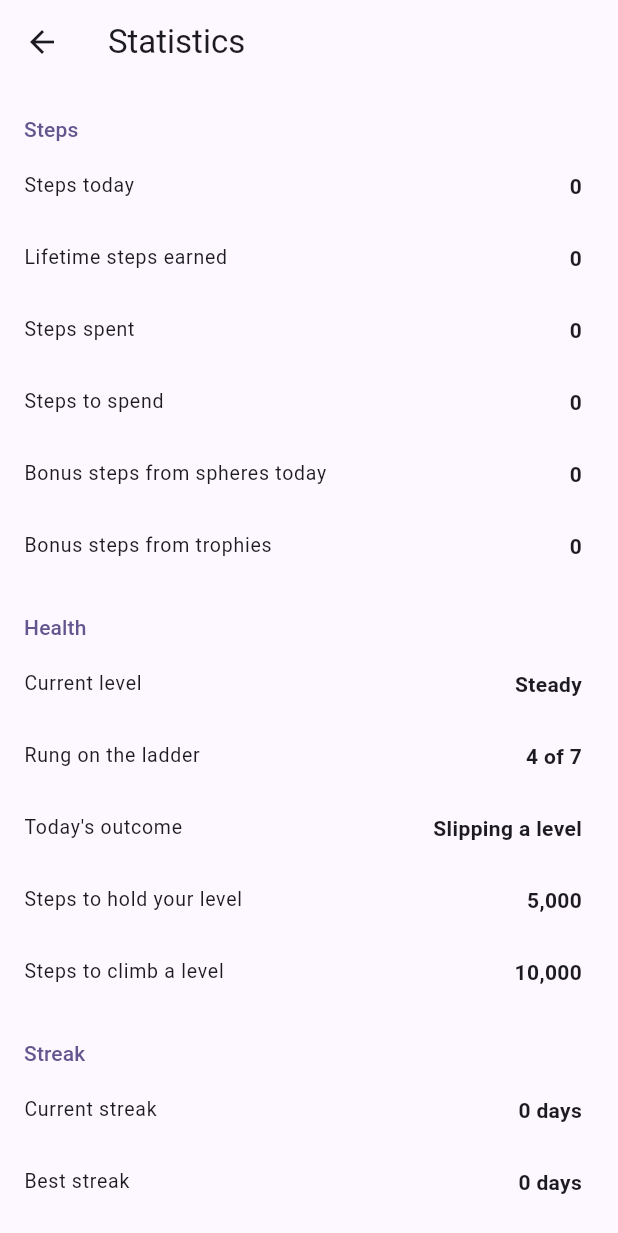
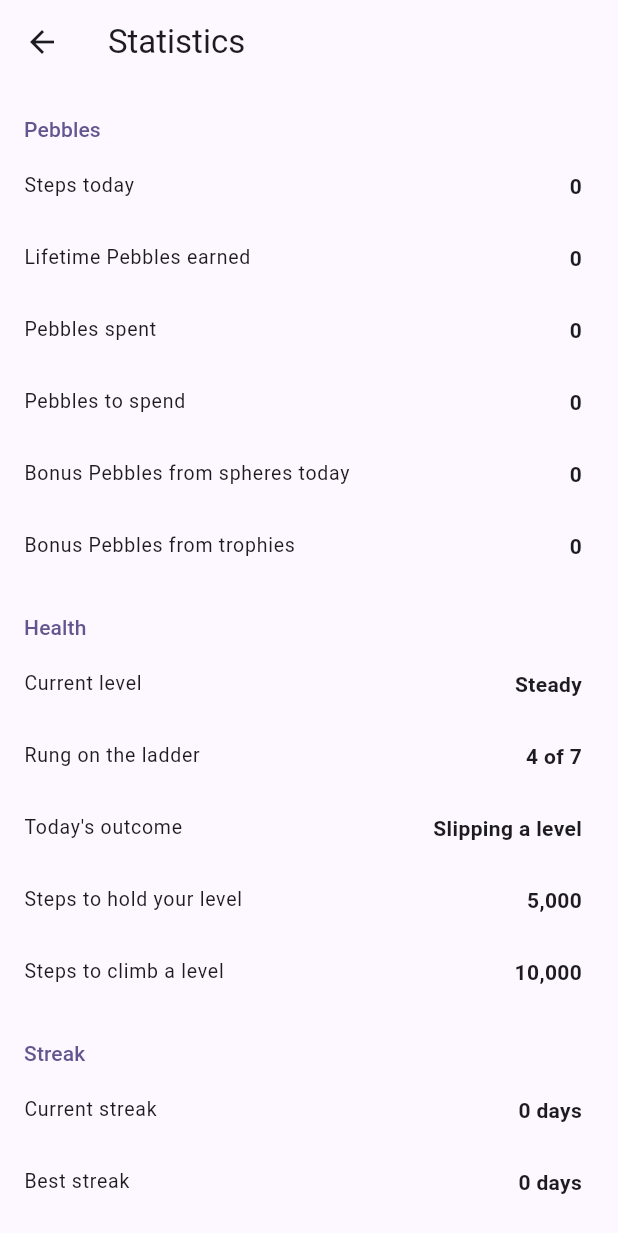
Before and after one commit to gideonmarked/the-walk-culture, a Flutter app: the StatisticsScreen screen opened directly, on a phone screen of 412 x 824 dp. Shown: the top 1233 px of the screen. Run offline on Flutter 3.47's test engine with Material 3 defaults, Android fonts, the phone set to English and light mode, and no system bars; our stand-ins replace flutter_riverpod, google_mobile_ads, in_app_purchase, pedometer, permission_handler, shared_preferences and 1 more; missing offline and left inert: health; accounts and stored records are empty.

Commit message:
Rename base currency: Steps → Pebbles (keep Copper/Silver/Gold…)
The base tier was called "Steps," colliding with the physical steps you walk.
Renamed the tier to "Pebbles" (1 walked step still = 1 Pebble; wallet rolls up
into Copper/Silver/Gold/gems as before). Careful split: currency-facing copy →
Pebbles (wallet, prices, ad/quest/trophy/sphere rewards, pack names, group
costs, stats currency lines, VIP perk); physical-activity copy stays "steps"
(today's count, daily goals, sphere unlocks, health thresholds, "walk N steps"
trophies).

Touched: currency.dart tier list, kRarityTier, tier colour map, the whole seed
catalog + regenerated seed_shop_items.sql, Supabase tier_index(), and the
matching tests + GAME_MECHANICS table. Internal step-based field/function names
(lifetimeSteps, stepsPerUnit, credit_steps) unchanged — the atomic unit is still
"steps" under the hood. 86 tests passing.

Co-Authored-By: Claude Opus 4.8 <noreply@anthropic.com>

```diff
--- a/lib/core/currency.dart
+++ b/lib/core/currency.dart
@@ -4,8 +4,11 @@
 /// the recommended "B + C hybrid" (soften above Gold + a prestige track) later.
 library;
 
+// The base currency unit is "Pebbles" (renamed from "Steps" to avoid colliding
+// with the physical steps you walk). 1 walked step still earns 1 Pebble; the
+// wallet then rolls Pebbles up into Copper, Silver, Gold, and the gem tiers.
 const List<String> kTierNames = [
-  'Steps',
+  'Pebbles',
   'Copper',
   'Silver',
   'Gold',
--- a/lib/core/premium.dart
+++ b/lib/core/premium.dart
@@ -33,21 +33,21 @@ const List<CurrencyPack> kCurrencyPacks = [
   CurrencyPack(
     id: 'pack_pouch',
     storeProductId: 'com.perfeos.step_quest.currency.pouch',
-    label: 'Step Pouch',
+    label: 'Pebble Pouch',
     steps: 10000,
     priceLabel: '\$0.99',
   ),
   CurrencyPack(
     id: 'pack_sack',
     storeProductId: 'com.perfeos.step_quest.currency.sack',
-    label: 'Step Sack',
+    label: 'Pebble Sack',
     steps: 60000,
     priceLabel: '\$4.99',
   ),
   CurrencyPack(
     id: 'pack_chest',
     storeProductId: 'com.perfeos.step_quest.currency.chest',
-    label: 'Step Chest',
+    label: 'Pebble Chest',
     steps: 150000,
     priceLabel: '\$9.99',
     bestValue: true,
@@ -55,7 +55,7 @@ const List<CurrencyPack> kCurrencyPacks = [
   CurrencyPack(
     id: 'pack_vault',
     storeProductId: 'com.perfeos.step_quest.currency.vault',
-    label: 'Step Vault',
+    label: 'Pebble Vault',
     steps: 400000,
     priceLabel: '\$19.99',
   ),
@@ -111,7 +111,7 @@ const List<VipPlan> kVipPlans = [
 /// stay in sync. Deliberately convenience + cosmetic + soft-economy: money must
 /// never buy a health outcome (that would corrupt the whole premise).
 const List<String> kVipPerks = [
-  '2× step-currency earning, always on',
+  '2× Pebble earning, always on',
   'Daily VIP currency stipend',
   'An extra free rewarded ad each day',
   'Exclusive VIP badge on your profile',
--- a/lib/data/shop_catalog.dart
+++ b/lib/data/shop_catalog.dart
@@ -10,23 +10,23 @@ const List<ShopItem> _kSeedCatalog = [
   // ============================ CHARACTER ============================
 
   // --- Body / skin tone (base layer) ---
-  ShopItem(id: 'base_light', name: 'Light Skin', emoji: '🧑🏻', slot: ItemSlot.base, rarity: Rarity.common, priceTier: 'Steps', priceAmount: 100),
-  ShopItem(id: 'base_fair', name: 'Fair Skin', emoji: '🧑🏼', slot: ItemSlot.base, rarity: Rarity.common, priceTier: 'Steps', priceAmount: 100),
-  ShopItem(id: 'base_medium', name: 'Medium Skin', emoji: '🧑🏽', slot: ItemSlot.base, rarity: Rarity.common, priceTier: 'Steps', priceAmount: 100),
-  ShopItem(id: 'base_brown', name: 'Brown Skin', emoji: '🧑🏾', slot: ItemSlot.base, rarity: Rarity.common, priceTier: 'Steps', priceAmount: 100),
-  ShopItem(id: 'base_dark', name: 'Dark Skin', emoji: '🧑🏿', slot: ItemSlot.base, rarity: Rarity.common, priceTier: 'Steps', priceAmount: 100),
+  ShopItem(id: 'base_light', name: 'Light Skin', emoji: '🧑🏻', slot: ItemSlot.base, rarity: Rarity.common, priceTier: 'Pebbles', priceAmount: 100),
+  ShopItem(id: 'base_fair', name: 'Fair Skin', emoji: '🧑🏼', slot: ItemSlot.base, rarity: Rarity.common, priceTier: 'Pebbles', priceAmount: 100),
+  ShopItem(id: 'base_medium', name: 'Medium Skin', emoji: '🧑🏽', slot: ItemSlot.base, rarity: Rarity.common, priceTier: 'Pebbles', priceAmount: 100),
+  ShopItem(id: 'base_brown', name: 'Brown Skin', emoji: '🧑🏾', slot: ItemSlot.base, rarity: Rarity.common, priceTier: 'Pebbles', priceAmount: 100),
+  ShopItem(id: 'base_dark', name: 'Dark Skin', emoji: '🧑🏿', slot: ItemSlot.base, rarity: Rarity.common, priceTier: 'Pebbles', priceAmount: 100),
 
   // --- Face ---
-  ShopItem(id: 'face_smile', name: 'Smile', emoji: '🙂', slot: ItemSlot.face, rarity: Rarity.common, priceTier: 'Steps', priceAmount: 200),
-  ShopItem(id: 'face_grin', name: 'Big Grin', emoji: '😄', slot: ItemSlot.face, rarity: Rarity.common, priceTier: 'Steps', priceAmount: 200),
+  ShopItem(id: 'face_smile', name: 'Smile', emoji: '🙂', slot: ItemSlot.face, rarity: Rarity.common, priceTier: 'Pebbles', priceAmount: 200),
+  ShopItem(id: 'face_grin', name: 'Big Grin', emoji: '😄', slot: ItemSlot.face, rarity: Rarity.common, priceTier: 'Pebbles', priceAmount: 200),
   ShopItem(id: 'face_wink', name: 'Wink', emoji: '😉', slot: ItemSlot.face, rarity: Rarity.uncommon, priceTier: 'Copper', priceAmount: 10),
   ShopItem(id: 'face_cool', name: 'Cool', emoji: '😎', slot: ItemSlot.face, rarity: Rarity.uncommon, priceTier: 'Copper', priceAmount: 20),
   ShopItem(id: 'face_freckles', name: 'Freckles', emoji: '😊', slot: ItemSlot.face, rarity: Rarity.rare, priceTier: 'Silver', priceAmount: 1),
 
   // --- Hair ---
-  ShopItem(id: 'hair_short', name: 'Short Hair', emoji: '👦', slot: ItemSlot.hair, rarity: Rarity.common, priceTier: 'Steps', priceAmount: 300),
-  ShopItem(id: 'hair_buzz', name: 'Buzz Cut', emoji: '🧑‍🦲', slot: ItemSlot.hair, rarity: Rarity.common, priceTier: 'Steps', priceAmount: 300),
-  ShopItem(id: 'hair_long', name: 'Long Hair', emoji: '👩', slot: ItemSlot.hair, rarity: Rarity.common, priceTier: 'Steps', priceAmount: 400),
+  ShopItem(id: 'hair_short', name: 'Short Hair', emoji: '👦', slot: ItemSlot.hair, rarity: Rarity.common, priceTier: 'Pebbles', priceAmount: 300),
+  ShopItem(id: 'hair_buzz', name: 'Buzz Cut', emoji: '🧑‍🦲', slot: ItemSlot.hair, rarity: Rarity.common, priceTier: 'Pebbles', priceAmount: 300),
+  ShopItem(id: 'hair_long', name: 'Long Hair', emoji: '👩', slot: ItemSlot.hair, rarity: Rarity.common, priceTier: 'Pebbles', priceAmount: 400),
   ShopItem(id: 'hair_curly', name: 'Curly Hair', emoji: '👩‍🦱', slot: ItemSlot.hair, rarity: Rarity.uncommon, priceTier: 'Copper', priceAmount: 20),
   ShopItem(id: 'hair_redhead', name: 'Redhead', emoji: '👩‍🦰', slot: ItemSlot.hair, rarity: Rarity.uncommon, priceTier: 'Copper', priceAmount: 20),
   ShopItem(id: 'hair_ponytail', name: 'Ponytail', emoji: '👱‍♀️', slot: ItemSlot.hair, rarity: Rarity.uncommon, priceTier: 'Copper', priceAmount: 30),
@@ -36,28 +36,28 @@ const List<ShopItem> _kSeedCatalog = [
   ShopItem(id: 'hair_rainbow', name: 'Rainbow Hair', emoji: '🌈', slot: ItemSlot.hair, rarity: Rarity.epic, priceTier: 'Gold', priceAmount: 1),
 
   // --- Tops ---
-  ShopItem(id: 'top_tee', name: 'Athletic Tee', emoji: '👕', slot: ItemSlot.top, rarity: Rarity.common, priceTier: 'Steps', priceAmount: 400),
-  ShopItem(id: 'top_tank', name: 'Tank Top', emoji: '🎽', slot: ItemSlot.top, rarity: Rarity.common, priceTier: 'Steps', priceAmount: 500),
+  ShopItem(id: 'top_tee', name: 'Athletic Tee', emoji: '👕', slot: ItemSlot.top, rarity: Rarity.common, priceTier: 'Pebbles', priceAmount: 400),
+  ShopItem(id: 'top_tank', name: 'Tank Top', emoji: '🎽', slot: ItemSlot.top, rarity: Rarity.common, priceTier: 'Pebbles', priceAmount: 500),
   ShopItem(id: 'top_blouse', name: 'Blouse', emoji: '👚', slot: ItemSlot.top, rarity: Rarity.uncommon, priceTier: 'Copper', priceAmount: 30),
   ShopItem(id: 'top_hoodie', name: 'Hoodie', emoji: '🥋', slot: ItemSlot.top, rarity: Rarity.uncommon, priceTier: 'Copper', priceAmount: 60),
   ShopItem(id: 'top_coat', name: 'Winter Coat', emoji: '🧥', slot: ItemSlot.top, rarity: Rarity.rare, priceTier: 'Silver', priceAmount: 1),
   ShopItem(id: 'top_kimono', name: 'Kimono', emoji: '🥻', slot: ItemSlot.top, rarity: Rarity.epic, priceTier: 'Gold', priceAmount: 2),
 
   // --- Bottoms ---
-  ShopItem(id: 'bottom_shorts', name: 'Running Shorts', emoji: '🩳', slot: ItemSlot.bottom, rarity: Rarity.common, priceTier: 'Steps', priceAmount: 400),
-  ShopItem(id: 'bottom_jeans', name: 'Jeans', emoji: '👖', slot: ItemSlot.bottom, rarity: Rarity.common, priceTier: 'Steps', priceAmount: 600),
+  ShopItem(id: 'bottom_shorts', name: 'Running Shorts', emoji: '🩳', slot: ItemSlot.bottom, rarity: Rarity.common, priceTier: 'Pebbles', priceAmount: 400),
+  ShopItem(id: 'bottom_jeans', name: 'Jeans', emoji: '👖', slot: ItemSlot.bottom, rarity: Rarity.common, priceTier: 'Pebbles', priceAmount: 600),
   ShopItem(id: 'bottom_skirt', name: 'Skirt', emoji: '👗', slot: ItemSlot.bottom, rarity: Rarity.uncommon, priceTier: 'Copper', priceAmount: 30),
   ShopItem(id: 'bottom_cargo', name: 'Cargo Pants', emoji: '🧵', slot: ItemSlot.bottom, rarity: Rarity.rare, priceTier: 'Silver', priceAmount: 1),
 
   // --- Shoes ---
-  ShopItem(id: 'shoes_run', name: 'Running Shoes', emoji: '👟', slot: ItemSlot.shoes, rarity: Rarity.common, priceTier: 'Steps', priceAmount: 500),
-  ShopItem(id: 'shoes_sandal', name: 'Sandals', emoji: '🩴', slot: ItemSlot.shoes, rarity: Rarity.common, priceTier: 'Steps', priceAmount: 500),
+  ShopItem(id: 'shoes_run', name: 'Running Shoes', emoji: '👟', slot: ItemSlot.shoes, rarity: Rarity.common, priceTier: 'Pebbles', priceAmount: 500),
+  ShopItem(id: 'shoes_sandal', name: 'Sandals', emoji: '🩴', slot: ItemSlot.shoes, rarity: Rarity.common, priceTier: 'Pebbles', priceAmount: 500),
   ShopItem(id: 'shoes_boot', name: 'Hiking Boots', emoji: '🥾', slot: ItemSlot.shoes, rarity: Rarity.uncommon, priceTier: 'Copper', priceAmount: 40),
   ShopItem(id: 'shoes_heels', name: 'Party Heels', emoji: '👠', slot: ItemSlot.shoes, rarity: Rarity.rare, priceTier: 'Silver', priceAmount: 2),
 
   // --- Hats ---
-  ShopItem(id: 'hat_cap', name: 'Runner Cap', emoji: '🧢', slot: ItemSlot.hat, rarity: Rarity.common, priceTier: 'Steps', priceAmount: 500),
-  ShopItem(id: 'hat_beanie', name: 'Cozy Beanie', emoji: '🧶', slot: ItemSlot.hat, rarity: Rarity.common, priceTier: 'Steps', priceAmount: 900),
+  ShopItem(id: 'hat_cap', name: 'Runner Cap', emoji: '🧢', slot: ItemSlot.hat, rarity: Rarity.common, priceTier: 'Pebbles', priceAmount: 500),
+  ShopItem(id: 'hat_beanie', name: 'Cozy Beanie', emoji: '🧶', slot: ItemSlot.hat, rarity: Rarity.common, priceTier: 'Pebbles', priceAmount: 900),
   ShopItem(id: 'hat_straw', name: 'Straw Hat', emoji: '👒', slot: ItemSlot.hat, rarity: Rarity.uncommon, priceTier: 'Copper', priceAmount: 30),
   ShopItem(id: 'hat_top', name: 'Top Hat', emoji: '🎩', slot: ItemSlot.hat, rarity: Rarity.uncommon, priceTier: 'Copper', priceAmount: 50),
   ShopItem(id: 'hat_grad', name: 'Graduation Cap', emoji: '🎓', slot: ItemSlot.hat, rarity: Rarity.rare, priceTier: 'Silver', priceAmount: 2),
@@ -79,7 +79,7 @@ const List<ShopItem> _kSeedCatalog = [
   ShopItem(id: 'pet_dragon', name: 'Baby Dragon', emoji: '🐲', slot: ItemSlot.pet, rarity: Rarity.legendary, priceTier: 'Titanium', priceAmount: 1, inShop: false),
 
   // ============================== HOME ==============================
-  ShopItem(id: 'home_plant', name: 'Potted Plant', emoji: '🪴', slot: ItemSlot.home, rarity: Rarity.common, priceTier: 'Steps', priceAmount: 400),
+  ShopItem(id: 'home_plant', name: 'Potted Plant', emoji: '🪴', slot: ItemSlot.home, rarity: Rarity.common, priceTier: 'Pebbles', priceAmount: 400),
   ShopItem(id: 'home_rug', name: 'Area Rug', emoji: '🟫', slot: ItemSlot.home, rarity: Rarity.uncommon, priceTier: 'Copper', priceAmount: 30),
   ShopItem(id: 'home_lamp', name: 'Cozy Lamp', emoji: '🪔', slot: ItemSlot.home, rarity: Rarity.uncommon, priceTier: 'Copper', priceAmount: 50),
   ShopItem(id: 'home_clock', name: 'Wall Clock', emoji: '🕰️', slot: ItemSlot.home, rarity: Rarity.rare, priceTier: 'Silver', priceAmount: 1),
--- a/lib/features/achievements/trophies_section.dart
+++ b/lib/features/achievements/trophies_section.dart
@@ -104,7 +104,7 @@ class _TrophyRow extends ConsumerWidget {
               ..hideCurrentSnackBar()
               ..showSnackBar(SnackBar(
                 content: Text('${achievement.name} — '
-                    '+${fmt.format(achievement.reward)} Steps claimed!'),
+                    '+${fmt.format(achievement.reward)} Pebbles claimed!'),
               ));
           }
         },
--- a/lib/features/quests/quests_screen.dart
+++ b/lib/features/quests/quests_screen.dart
@@ -25,7 +25,7 @@ class QuestsScreen extends ConsumerWidget {
           const Divider(height: 32),
           const Padding(
             padding: EdgeInsets.symmetric(horizontal: 8, vertical: 4),
-            child: Text('Complete quests for bonus Steps. Resets daily.'),
+            child: Text('Complete quests for bonus Pebbles. Resets daily.'),
           ),
           for (final quest in kDailyQuests)
             _QuestTile(
@@ -39,7 +39,7 @@ class QuestsScreen extends ConsumerWidget {
                 final ok = await controller.claimQuest(quest);
                 if (ok && context.mounted) {
                   ScaffoldMessenger.of(context).showSnackBar(
-                    SnackBar(content: Text('+${quest.reward} Steps claimed!')),
+                    SnackBar(content: Text('+${quest.reward} Pebbles claimed!')),
                   );
                 }
               },
--- a/lib/features/settings/settings_screen.dart
+++ b/lib/features/settings/settings_screen.dart
@@ -30,7 +30,7 @@ class SettingsScreen extends ConsumerWidget {
           ListTile(
             title: const Text('Statistics'),
             subtitle: Text('$trophies trophies · '
-                '${fmt.format(player.lifetimeSteps)} lifetime steps · '
+                '${fmt.format(player.lifetimeSteps)} lifetime Pebbles · '
                 '${player.owned.length}/$shopItems items'),
             trailing: const Icon(Icons.chevron_right),
             onTap: () => Navigator.of(context).push(
--- a/lib/features/social/social_screen.dart
+++ b/lib/features/social/social_screen.dart
@@ -187,7 +187,7 @@ class _SocialScreenState extends ConsumerState<SocialScreen> {
             ),
             Text(cost == 0
                 ? 'Your first group is free.'
-                : 'This group costs ${_fmt.format(cost)} steps.'),
+                : 'This group costs ${_fmt.format(cost)} Pebbles.'),
           ],
         ),
         actions: [
@@ -392,14 +392,14 @@ class _GroupsTab extends StatelessWidget {
                     const SizedBox(height: 4),
                     const Text('Your first group is free. Each next one costs more:'),
                     const SizedBox(height: 6),
-                    Text('2nd · ${fmt.format(groupSlotCost(1))} steps'),
-                    Text('3rd · ${fmt.format(groupSlotCost(2))} steps'),
-                    Text('4th · ${fmt.format(groupSlotCost(3))} steps'),
+                    Text('2nd · ${fmt.format(groupSlotCost(1))} Pebbles'),
+                    Text('3rd · ${fmt.format(groupSlotCost(2))} Pebbles'),
+                    Text('4th · ${fmt.format(groupSlotCost(3))} Pebbles'),
                     const SizedBox(height: 6),
                     Text(
                       nextCost == 0
                           ? 'Your next group is free.'
-                          : 'Your next group costs ${fmt.format(nextCost)} steps.',
+                          : 'Your next group costs ${fmt.format(nextCost)} Pebbles.',
                       style: TextStyle(
                           color: Theme.of(context).colorScheme.primary,
                           fontWeight: FontWeight.w600),
--- a/lib/features/spheres/spheres_screen.dart
+++ b/lib/features/spheres/spheres_screen.dart
@@ -158,7 +158,7 @@ class _OpenedTodayCard extends StatelessWidget {
       );
     } else if (reward != null && reward.bonusSteps > 0) {
       trailing =
-          Text('+${fmt.format(reward.bonusSteps)} Steps', style: subtle);
+          Text('+${fmt.format(reward.bonusSteps)} Pebbles', style: subtle);
     } else {
       trailing = Text('Opened', style: subtle);
     }
@@ -408,7 +408,7 @@ class _SphereOpenDialogState extends State<SphereOpenDialog>
                       Text(
                         r.item != null
                             ? '${r.item!.name}\nAdded to your inventory.'
-                            : 'You own everything at this rarity —\n+${fmt.format(r.bonusSteps)} Steps instead',
+                            : 'You own everything at this rarity —\n+${fmt.format(r.bonusSteps)} Pebbles instead',
                         textAlign: TextAlign.center,
                       ),
                     ],
--- a/lib/features/stats/statistics_screen.dart
+++ b/lib/features/stats/statistics_screen.dart
@@ -81,14 +81,14 @@ class StatisticsScreen extends ConsumerWidget {
       appBar: AppBar(title: const Text('Statistics')),
       body: ListView(
         children: [
-          const _Header('Steps'),
-          _Stat('Steps today', fmt.format(steps)),
-          _Stat('Lifetime steps earned', fmt.format(player.lifetimeSteps)),
-          _Stat('Steps spent', fmt.format(player.spentSteps)),
-          _Stat('Steps to spend', fmt.format(player.spendableSteps)),
-          _Stat('Bonus steps from spheres today',
+          const _Header('Pebbles'),
+          _Stat('Steps today', fmt.format(steps)), // walked steps (activity)
+          _Stat('Lifetime Pebbles earned', fmt.format(player.lifetimeSteps)),
+          _Stat('Pebbles spent', fmt.format(player.spentSteps)),
+          _Stat('Pebbles to spend', fmt.format(player.spendableSteps)),
+          _Stat('Bonus Pebbles from spheres today',
               fmt.format(sphereBonusSteps)),
-          _Stat('Bonus steps from trophies', fmt.format(claimedSteps)),
+          _Stat('Bonus Pebbles from trophies', fmt.format(claimedSteps)),
 
           const _Header('Health'),
           _Stat('Current level', level.name),
@@ -108,8 +108,8 @@ class StatisticsScreen extends ConsumerWidget {
 
           const _Header('Premium'),
           _Stat('VIP', premium.isVip ? '${premium.vipDaysLeft} days left' : 'Not active'),
-          _Stat('Steps from purchases', fmt.format(premium.purchasedStepsTotal)),
-          _Stat('Steps from ads', fmt.format(premium.adStepsTotal)),
+          _Stat('Pebbles from purchases', fmt.format(premium.purchasedStepsTotal)),
+          _Stat('Pebbles from ads', fmt.format(premium.adStepsTotal)),
           _Stat('Ads watched today',
               '${premium.adRewardsDay == dayKey(DateTime.now()) ? premium.adRewardsToday : 0}'
                   ' / ${premium.adRewardLimit}'),
@@ -162,7 +162,7 @@ class StatisticsScreen extends ConsumerWidget {
                   '${kAchievements.where((a) => a.difficulty == d).length}',
             ),
           _Stat('Ready to claim', '${claimable.length}'),
-          _Stat('Unclaimed step rewards', fmt.format(unclaimedSteps)),
+          _Stat('Unclaimed Pebble rewards', fmt.format(unclaimedSteps)),
           const SizedBox(height: 24),
         ],
       ),
--- a/lib/features/store/store_screen.dart
+++ b/lib/features/store/store_screen.dart
@@ -110,7 +110,7 @@ class _StoreScreenState extends ConsumerState<StoreScreen> {
       await ref.read(playerControllerProvider.notifier).grantBonusSteps(pack.steps);
       await ref.read(premiumControllerProvider.notifier)
           .recordPurchasedSteps(pack.steps);
-      _toast('+${_fmt.format(pack.steps)} steps added to your wallet');
+      _toast('+${_fmt.format(pack.steps)} Pebbles added to your wallet');
     } else if (status == PurchaseStatus.unavailable) {
       _toast('Store unavailable — billing not configured yet');
     }
@@ -157,7 +157,7 @@ class _StoreScreenState extends ConsumerState<StoreScreen> {
         await ref
             .read(playerControllerProvider.notifier)
             .grantBonusSteps(kAdRewardSteps);
-        _toast('+${_fmt.format(kAdRewardSteps)} steps for watching!');
+        _toast('+${_fmt.format(kAdRewardSteps)} Pebbles for watching!');
       }
     } else if (outcome == AdOutcome.failed) {
       _toast('No ad available right now — try again shortly');
@@ -191,7 +191,7 @@ class _StoreScreenState extends ConsumerState<StoreScreen> {
               const SizedBox(height: 8),
               Padding(
                 padding: const EdgeInsets.fromLTRB(4, 12, 4, 4),
-                child: Text('Step packs',
+                child: Text('Pebble packs',
                     style: Theme.of(context).textTheme.titleMedium),
               ),
               for (final pack in kCurrencyPacks)
@@ -356,7 +356,7 @@ class _AdRewardCard extends StatelessWidget {
                       style: Theme.of(context).textTheme.titleMedium),
                   Text(
                     canWatch
-                        ? '+${NumberFormat.decimalPattern().format(kAdRewardSteps)} steps · $watched/$limit today'
+                        ? '+${NumberFormat.decimalPattern().format(kAdRewardSteps)} Pebbles · $watched/$limit today'
                         : 'Daily limit reached ($limit/$limit)',
                     style: Theme.of(context).textTheme.bodySmall,
                   ),
@@ -415,7 +415,7 @@ class _PackTile extends StatelessWidget {
             ],
           ],
         ),
-        subtitle: Text('+${fmt.format(pack.steps)} steps'),
+        subtitle: Text('+${fmt.format(pack.steps)} Pebbles'),
         trailing: FilledButton(onPressed: onBuy, child: Text(price)),
       ),
     );
--- a/lib/models/shop_item.dart
+++ b/lib/models/shop_item.dart
@@ -53,7 +53,7 @@ enum Rarity { common, uncommon, rare, epic, legendary, celestial }
 /// actually banked Gold. Prestige items override this to sit even higher on the
 /// ladder (Titanium → Diamond) — see [_kPrestige] in the catalog.
 const Map<Rarity, String> kRarityTier = {
-  Rarity.common: 'Steps',
+  Rarity.common: 'Pebbles',
   Rarity.uncommon: 'Copper',
   Rarity.rare: 'Silver',
   Rarity.epic: 'Gold',
--- a/lib/widgets/tier_icon.dart
+++ b/lib/widgets/tier_icon.dart
@@ -2,7 +2,7 @@ import 'package:flutter/material.dart';
 
 /// Per-tier colours for the currency footprint icon (doc §5 ladder).
 const Map<String, Color> kTierColors = {
-  'Steps': Color(0xFFFFFFFF), // white
+  'Pebbles': Color(0xFF9E9E9E), // stone grey
   'Copper': Color(0xFFB87333),
   'Silver': Color(0xFFC0C0C0),
   'Gold': Color(0xFFFFD700),
```
Also changed, not shown: 5 other files.
